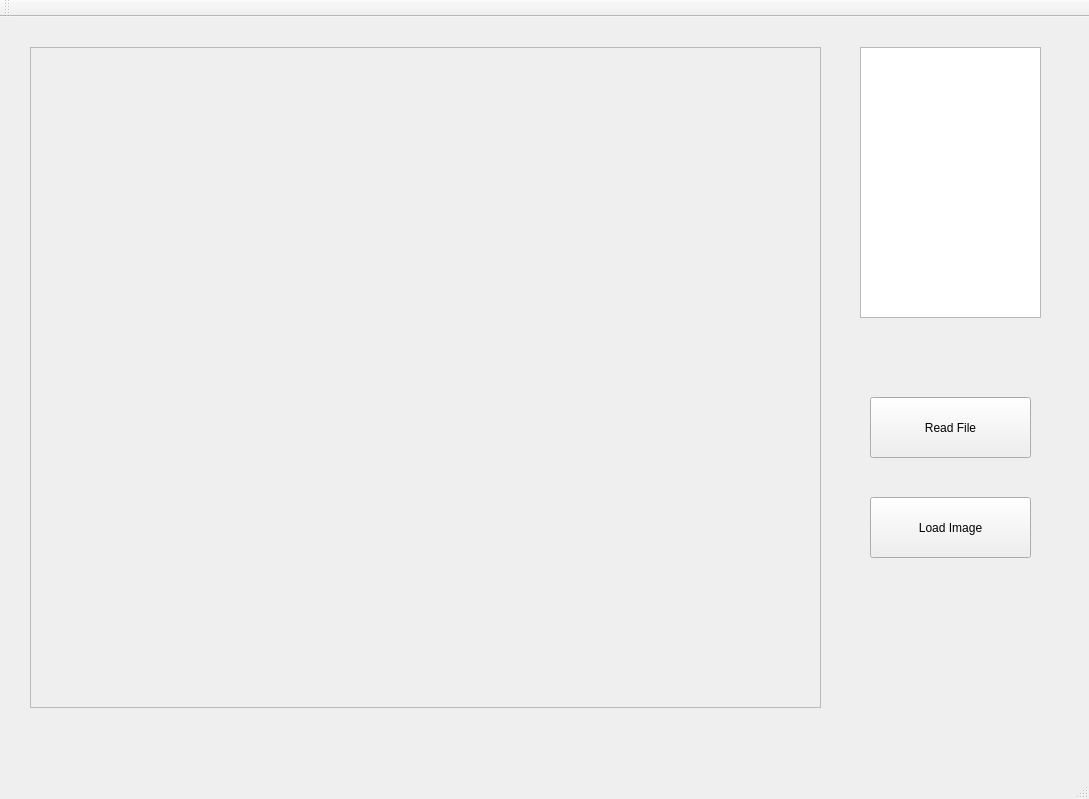
lawliet0823/ImageViewer, file ImageViewer/mainwindow.ui: the form before one commit.
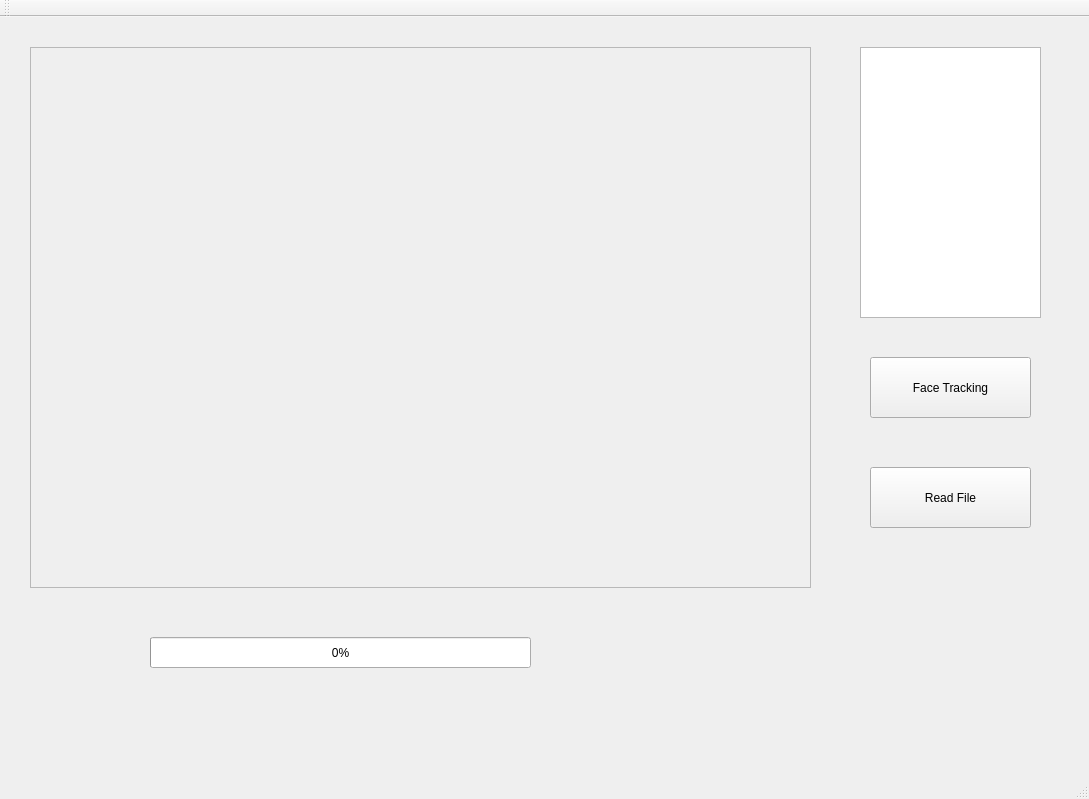
The form after the commit.

Commit message: Add Face Tracking

```diff
--- a/ImageViewer/mainwindow.ui
+++ b/ImageViewer/mainwindow.ui
@@ -19,8 +19,8 @@
      <rect>
       <x>30</x>
       <y>30</y>
-      <width>791</width>
-      <height>661</height>
+      <width>781</width>
+      <height>541</height>
      </rect>
     </property>
     <property name="widgetResizable">
@@ -31,8 +31,8 @@
       <rect>
        <x>0</x>
        <y>0</y>
-       <width>789</width>
-       <height>659</height>
+       <width>779</width>
+       <height>539</height>
       </rect>
      </property>
     </widget>
@@ -47,24 +47,11 @@
      </rect>
     </property>
    </widget>
-   <widget class="QPushButton" name="btnLoadImage">
-    <property name="geometry">
-     <rect>
-      <x>870</x>
-      <y>480</y>
-      <width>161</width>
-      <height>61</height>
-     </rect>
-    </property>
-    <property name="text">
-     <string>Load Image</string>
-    </property>
-   </widget>
    <widget class="QPushButton" name="btnReadFile">
     <property name="geometry">
      <rect>
       <x>870</x>
-      <y>380</y>
+      <y>450</y>
       <width>161</width>
       <height>61</height>
      </rect>
@@ -73,6 +60,32 @@
      <string>Read File</string>
     </property>
    </widget>
+   <widget class="QPushButton" name="btnFaceTracking">
+    <property name="geometry">
+     <rect>
+      <x>870</x>
+      <y>340</y>
+      <width>161</width>
+      <height>61</height>
+     </rect>
+    </property>
+    <property name="text">
+     <string>Face Tracking</string>
+    </property>
+   </widget>
+   <widget class="QProgressBar" name="progressBar">
+    <property name="geometry">
+     <rect>
+      <x>150</x>
+      <y>620</y>
+      <width>381</width>
+      <height>31</height>
+     </rect>
+    </property>
+    <property name="value">
+     <number>0</number>
+    </property>
+   </widget>
   </widget>
   <widget class="QMenuBar" name="menuBar">
    <property name="geometry">
```
The commit also changes 17 other files.
